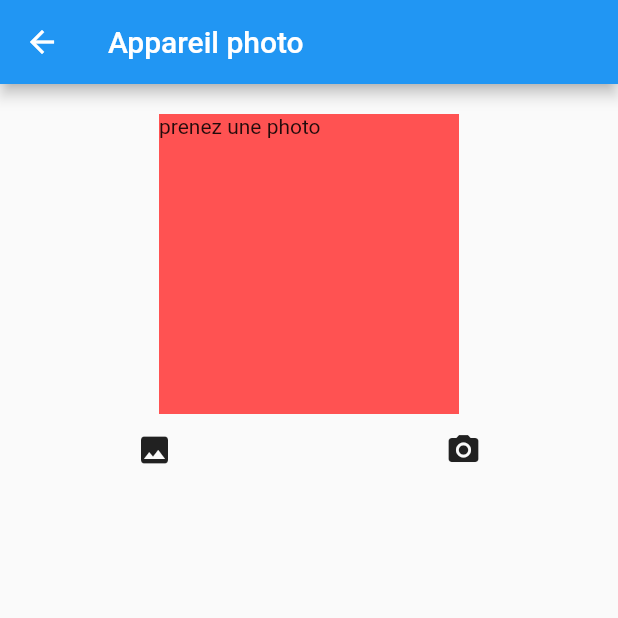
After one commit to abdoul-kader1/Formation-flutter, a Flutter app: the AppareilPhoto screen opened directly, after a tap on the "photo" icon, on a phone screen of 412 x 824 dp, the top half of it. The commit adds this screen. Run offline on Flutter 3.47's test engine with Material 2 defaults, Android fonts, the phone set to English and light mode, and no system bars; our stand-ins replace audio_video_progress_bar, geocoding, google_fonts, image_picker, just_audio, location and 3 more; missing offline and left inert: webfeed; accounts and stored records are empty.

Commit message:
creation de l'exercice appareil photo

```diff
--- /dev/null
+++ b/lib/exercice_appreil_photo/main.dart
@@ -0,0 +1,66 @@
+import 'dart:io';
+import 'package:flutter/material.dart';
+import 'package:image_picker/image_picker.dart';
+class AppareilPhoto extends StatefulWidget{
+
+  String title= "Exercice Appareil photo";
+  String img ="lib/image menu/appraeil_photo.jpg";
+
+  @override
+  AppareilPhotoState createState() =>AppareilPhotoState();
+}
+
+class AppareilPhotoState extends State<AppareilPhoto>{
+
+  ImagePicker imagePicker = ImagePicker();
+  File?file;
+
+  @override
+  Widget build(BuildContext context) {
+   return Scaffold(
+     appBar: AppBar(title:Text("Appareil photo")),
+     body: SingleChildScrollView(
+       child: Column(
+         mainAxisAlignment: MainAxisAlignment.spaceAround,
+         children: [
+          Container(
+               margin: EdgeInsets.only(top:20),
+               width: 200,
+               height: 200,
+               decoration: BoxDecoration(
+                   color: Colors.redAccent
+               ),
+            child: file!=null? Image.file(file!,fit: BoxFit.cover,): Text("prenez une photo"),
+             ),
+              Row(
+                mainAxisAlignment: MainAxisAlignment.spaceAround,
+               children: [
+                 IconButton(
+                     onPressed:(()=>useCamere(ImageSource.gallery)),
+                     icon:Icon(Icons.photo),
+                 ),
+                 IconButton(
+                     onPressed:(()=>useCamere(ImageSource.camera)),
+                     icon:Icon(Icons.camera_alt)
+                 )
+               ],
+           )
+
+         ],
+       ),
+     ),
+   );
+  }
+
+  //utiliser la gallerie ou la camera de l'utilisateur
+  Future useCamere(ImageSource source)async{
+    XFile? xfile = await imagePicker.pickImage(source: source);
+    if(xfile != null){
+      setState((){
+        file = File(xfile.path);
+      });
+
+    }
+  }
+
+}
--- a/lib/main.dart
+++ b/lib/main.dart
@@ -3,6 +3,7 @@ import 'Exercice Basique/ExerciceBasique.dart';
 import 'Exercice widget interactifs/ExerciceWidgetInteractif.dart';
 import 'adapter_platform/android_ios.dart';
 import 'exercice_application_musique/main.dart';
+import 'exercice_appreil_photo/main.dart';
 import 'exercice_drawers/main.dart';
 import 'exercice_flux_rss/flux_rss.dart';
 import 'exercice_lecteur_video/main.dart';
@@ -68,7 +69,8 @@ class _MyHomePageState extends State<MyHomePage> {
     Drawers(),
     ApplicationMusique(),
     PageProvider(),
-    PageMeteo()
+    PageMeteo(),
+    AppareilPhoto(),
   ];
 
   bool vue=true;
--- a/pubspec.yaml
+++ b/pubspec.yaml
@@ -48,6 +48,7 @@ dependencies:
   provider: ^6.0.5
   location: ^4.4.0
   geocoding: ^2.0.5
+  image_picker: ^0.8.6+3
 
 
 dev_dependencies:
@@ -110,6 +111,7 @@ flutter:
     - lib/image menu/lecteur_audio.jpg
     - lib/image menu/provider.jpg
     - lib/image menu/meteo.png
+    - lib/image menu/appraeil_photo.jpg
     #image de l'exercice list et grid
     - lib/exercice_liste_et_grille_marseille/assets ex list/auffes.jpg
     - lib/exercice_liste_et_grille_marseille/assets ex list/borely.jpg
```
Also changed, not shown: lib/image menu/appraeil_photo.jpg (added), pubspec.lock, 1 other file.
